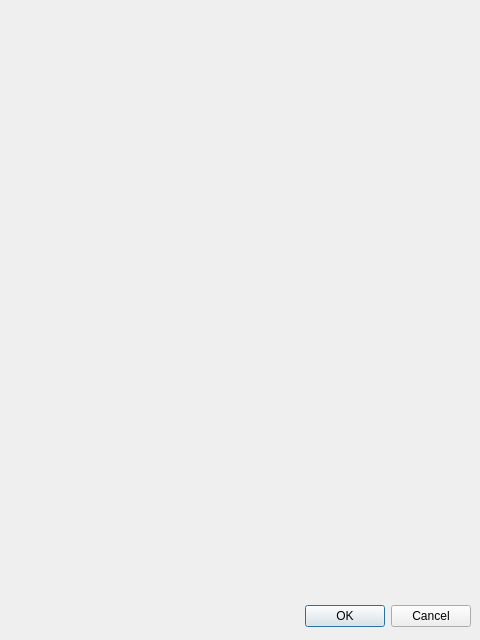
Qt form HungarianRoadRage/startview.ui (tkertesz/hrrqt) before a commit.
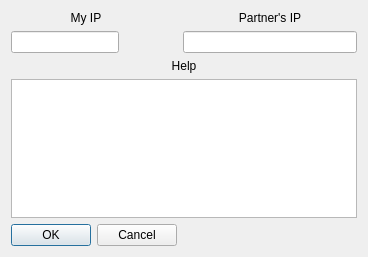
The same form after that commit.

Diff of the .ui file:
```diff
--- a/HungarianRoadRage/startview.ui
+++ b/HungarianRoadRage/startview.ui
@@ -5,29 +5,80 @@
    <rect>
     <x>0</x>
     <y>0</y>
-    <width>480</width>
-    <height>640</height>
+    <width>368</width>
+    <height>257</height>
    </rect>
   </property>
   <property name="windowTitle">
    <string>Dialog</string>
   </property>
-  <widget name="buttonBox" class="QDialogButtonBox">
-   <property name="geometry">
-    <rect>
-     <x>10</x>
-     <y>600</y>
-     <width>461</width>
-     <height>32</height>
-    </rect>
+  <layout class="QFormLayout" name="formLayout">
+   <property name="fieldGrowthPolicy">
+    <enum>QFormLayout::AllNonFixedFieldsGrow</enum>
    </property>
-   <property name="orientation">
-    <enum>Qt::Horizontal</enum>
-   </property>
-   <property name="standardButtons">
-    <set>QDialogButtonBox::Cancel|QDialogButtonBox::Ok</set>
-   </property>
-  </widget>
+   <item row="0" column="1">
+    <widget class="QLabel" name="label_3">
+     <property name="text">
+      <string>Partner's IP</string>
+     </property>
+     <property name="alignment">
+      <set>Qt::AlignCenter</set>
+     </property>
+    </widget>
+   </item>
+   <item row="2" column="0">
+    <widget class="QLineEdit" name="lineEdit">
+     <property name="enabled">
+      <bool>true</bool>
+     </property>
+     <property name="readOnly">
+      <bool>true</bool>
+     </property>
+    </widget>
+   </item>
+   <item row="2" column="1">
+    <widget class="QLineEdit" name="lineEdit_2"/>
+   </item>
+   <item row="3" column="0" colspan="2">
+    <widget class="QLabel" name="label_2">
+     <property name="text">
+      <string>Help</string>
+     </property>
+     <property name="alignment">
+      <set>Qt::AlignCenter</set>
+     </property>
+    </widget>
+   </item>
+   <item row="4" column="0" colspan="2">
+    <widget class="QTextBrowser" name="textBrowser"/>
+   </item>
+   <item row="5" column="0">
+    <widget class="QDialogButtonBox" name="buttonBox">
+     <property name="orientation">
+      <enum>Qt::Horizontal</enum>
+     </property>
+     <property name="standardButtons">
+      <set>QDialogButtonBox::Cancel|QDialogButtonBox::Ok</set>
+     </property>
+    </widget>
+   </item>
+   <item row="0" column="0">
+    <widget class="QLabel" name="label">
+     <property name="minimumSize">
+      <size>
+       <width>150</width>
+       <height>10</height>
+      </size>
+     </property>
+     <property name="text">
+      <string>My IP</string>
+     </property>
+     <property name="alignment">
+      <set>Qt::AlignCenter</set>
+     </property>
+    </widget>
+   </item>
+  </layout>
  </widget>
  <resources/>
  <connections>
```
Left out of the diff: 3 changed lines with no effect on the pictures.
